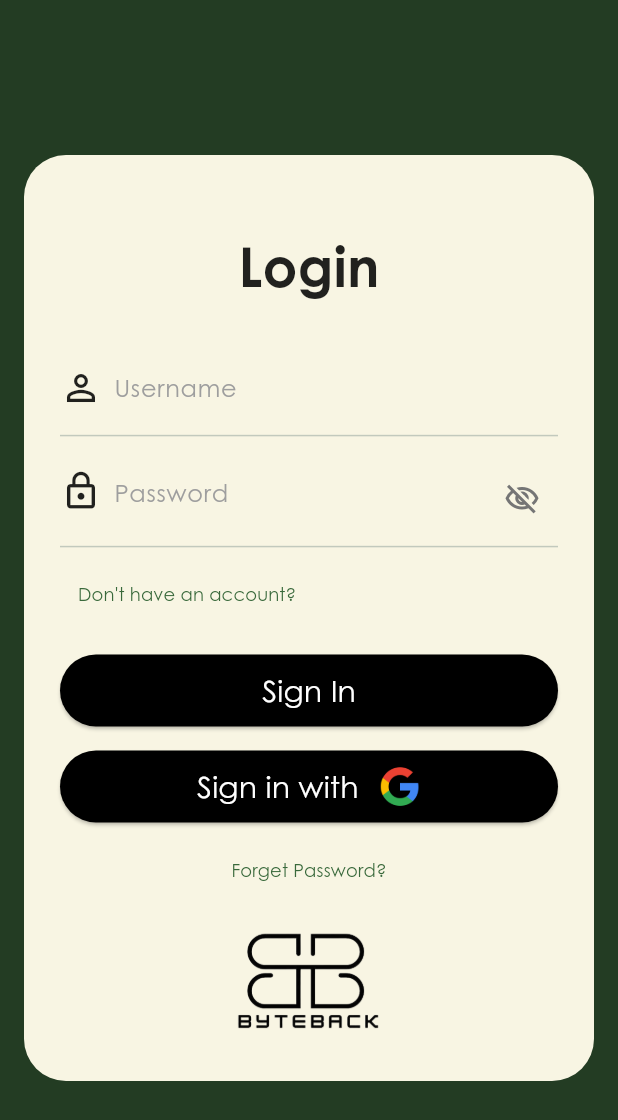
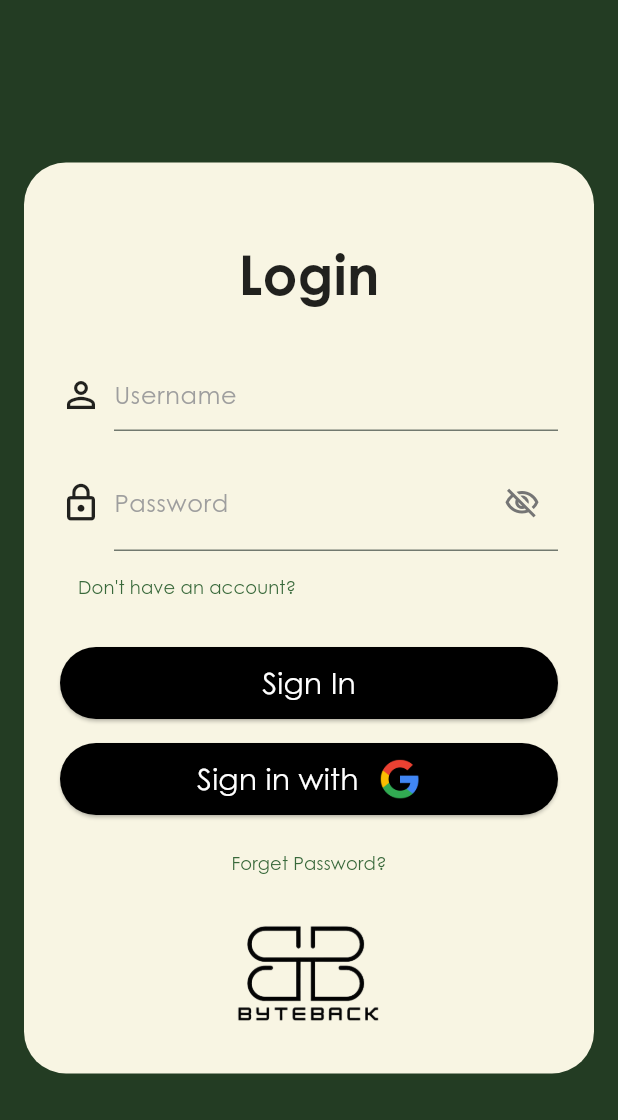
Before and after one commit to dontwakeupben/bytebck, a Flutter app: the screen it shows after launch, on a phone screen of 412 x 824 dp. Shown: the top 1120 px of the screen. Run offline on Flutter 3.47's test engine with Material 3 defaults, Android fonts, the phone set to English and light mode, and no system bars; our stand-ins replace firebase_core, get_it; accounts and stored records are empty.

Commit message:
Update login_screen.dart

```diff
--- a/lib/screens/login_screen.dart
+++ b/lib/screens/login_screen.dart
@@ -9,7 +9,7 @@
 
 class _LoginScreenState extends State<LoginScreen> {
   bool _passwordVisible = false;
-
+  final _formKey = GlobalKey<FormState>();
   @override
   Widget build(BuildContext context) {
     return Scaffold(
@@ -23,6 +23,8 @@
             borderRadius: BorderRadius.circular(28),
           ),
 
+          child: Form(
+            key: _formKey,
             child: Column(
               mainAxisSize: MainAxisSize.min,
               children: [
@@ -42,30 +44,33 @@
                     const Icon(Icons.person_outline, size: 28),
                     const SizedBox(width: 8),
                     Expanded(
-                    child: TextField(
+                      child: TextFormField(
                         decoration: InputDecoration(
                           hintText: 'Username',
                           hintStyle: TextStyle(
                             fontFamily: 'CenturyGo',
                             color: Colors.grey[500],
                           ),
-                        border: InputBorder.none,
                         ),
+                        validator: (value) {
+                          if (value == null || value.isEmpty) {
+                            return 'Please enter some text';
+                          }
+                          return null;
+                        },
                         style: const TextStyle(fontFamily: 'CenturyGo'),
                       ),
                     ),
                   ],
                 ),
-              const Divider(),
+                const SizedBox(height: 16),
                 Row(
                   children: [
                     const Icon(Icons.lock_outline, size: 28),
                     const SizedBox(width: 8),
 
                     Expanded(
-                    child: Padding(
-                      padding: EdgeInsets.only(top: 10),
-                      child: TextField(
+                      child: TextFormField(
                         obscureText: !_passwordVisible,
                         decoration: InputDecoration(
                           hintText: 'Password',
@@ -73,7 +78,6 @@
                             fontFamily: 'CenturyGo',
                             color: Colors.grey[500],
                           ),
-                          border: InputBorder.none,
                           suffixIcon: IconButton(
                             icon: Icon(
                               _passwordVisible
@@ -88,13 +92,20 @@
                             },
                           ),
                         ),
-                        style: const TextStyle(fontFamily: 'CenturyGo'),
+                        validator: (value) {
+                          if (value == null || value.isEmpty) {
+                            return 'Please enter your password';
+                          }
+                          return null;
+                        },
+                        style: const TextStyle(
+                          fontFamily: 'CenturyGo',
+                          height: 3,
                         ),
                       ),
                     ),
                   ],
                 ),
-              const Divider(),
                 Align(
                   alignment: Alignment.centerLeft,
                   child: TextButton(
@@ -108,7 +119,14 @@
                 const SizedBox(height: 16),
                 ElevatedButton(
                   onPressed: () {
+                    if (_formKey.currentState!.validate()) {
+                      // If the form is valid, display a snackbar. In the real world,
+                      // you'd often call a server or save the information in a database.
+                      ScaffoldMessenger.of(context).showSnackBar(
+                        const SnackBar(content: Text('Processing Data')),
+                      );
                       Navigator.pushReplacementNamed(context, '/home');
+                    }
                   },
                   style: ElevatedButton.styleFrom(
                     backgroundColor: Colors.black,
@@ -169,6 +187,7 @@
             ),
           ),
         ),
+      ),
     );
   }
 }
```
Lines whose indentation alone changed are shown as unchanged.
